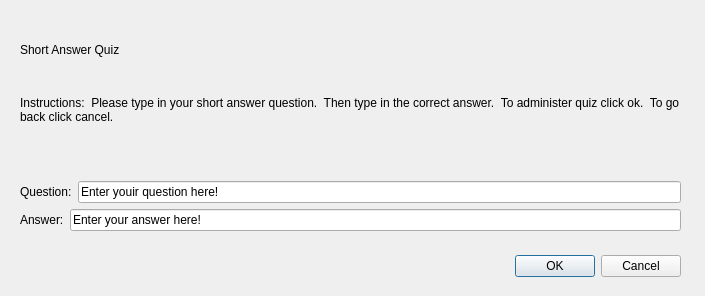
The window that serverPresent/shortanswerquiz.ui (ccox04/CS3714_Spring17) describes before a commit, drawn with Qt 5.
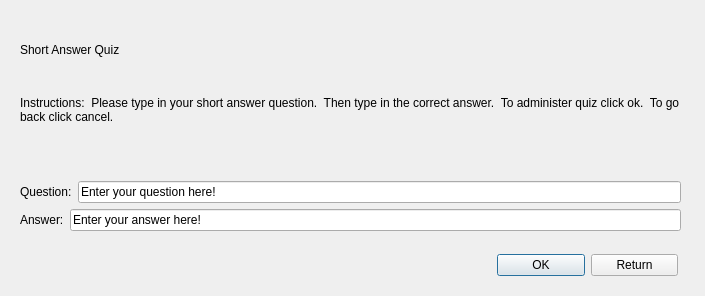
The same window after the commit.

Commit message: one way working server.  Pushes out questions. Now need to get client responses.  Next after that is to embed QR code.

The edit to the form file:
```diff
--- a/serverPresent/shortanswerquiz.ui
+++ b/serverPresent/shortanswerquiz.ui
@@ -13,23 +13,7 @@
   <property name="windowTitle">
    <string>Dialog</string>
   </property>
-  <widget class="QDialogButtonBox" name="buttonBox">
-   <property name="geometry">
-    <rect>
-     <x>340</x>
-     <y>250</y>
-     <width>341</width>
-     <height>32</height>
-    </rect>
-   </property>
-   <property name="orientation">
-    <enum>Qt::Horizontal</enum>
-   </property>
-   <property name="standardButtons">
-    <set>QDialogButtonBox::Cancel|QDialogButtonBox::Ok</set>
-   </property>
-  </widget>
-  <widget class="QWidget" name="">
+  <widget class="QWidget" name="layoutWidget">
    <property name="geometry">
     <rect>
      <x>20</x>
@@ -75,7 +59,7 @@
       <item>
        <widget class="QLineEdit" name="shortAnswerQuestionLineEdit">
         <property name="text">
-         <string>Enter youir question here!</string>
+         <string>Enter your question here!</string>
         </property>
        </widget>
       </item>
@@ -101,6 +85,32 @@
     </item>
    </layout>
   </widget>
+  <widget class="QWidget" name="">
+   <property name="geometry">
+    <rect>
+     <x>497</x>
+     <y>250</y>
+     <width>181</width>
+     <height>31</height>
+    </rect>
+   </property>
+   <layout class="QHBoxLayout" name="horizontalLayout_3">
+    <item>
+     <widget class="QPushButton" name="okPushButton">
+      <property name="text">
+       <string>OK</string>
+      </property>
+     </widget>
+    </item>
+    <item>
+     <widget class="QPushButton" name="returnPushButton">
+      <property name="text">
+       <string>Return</string>
+      </property>
+     </widget>
+    </item>
+   </layout>
+  </widget>
  </widget>
  <resources/>
  <connections>
```
Left out of the diff: 30 changed lines with no effect on the pictures. The commit also changes 16 other files.
